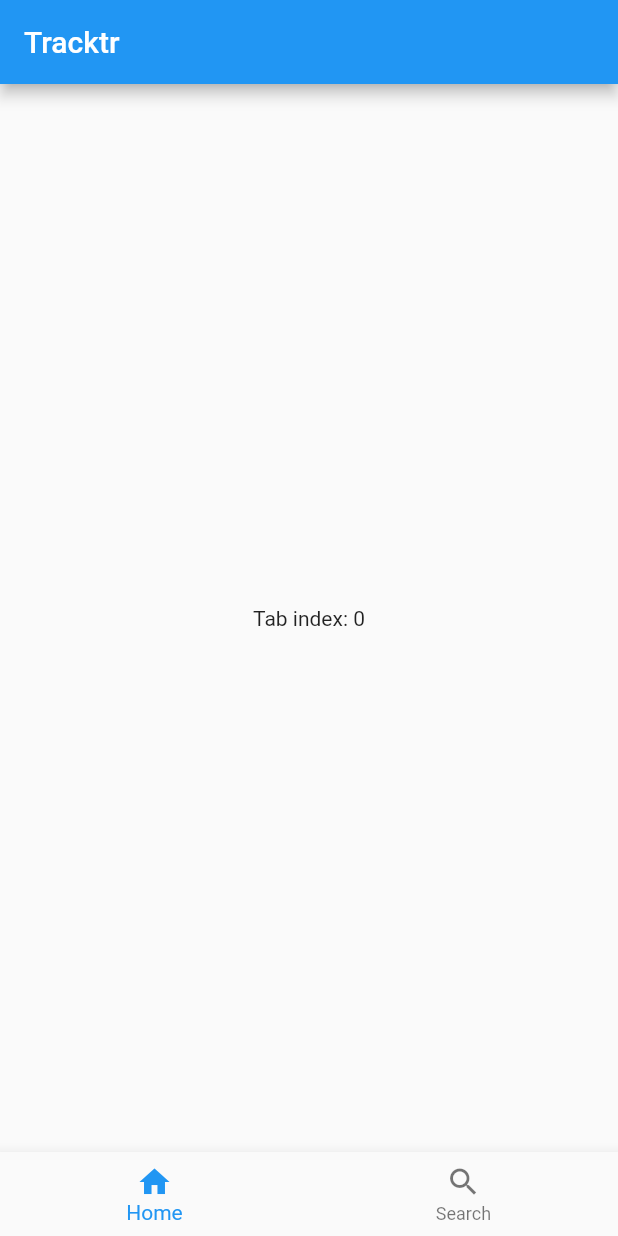
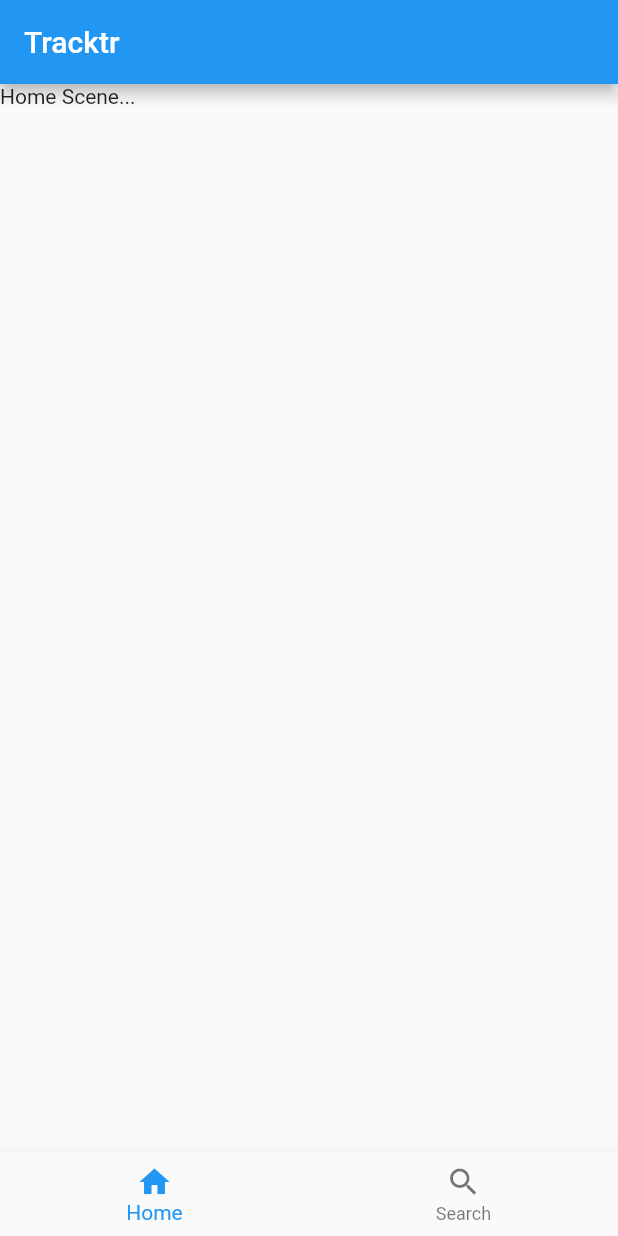
Before and after one commit to Tracktr/flutter_experiment, a Flutter app: the screen it shows after launch, on a phone screen of 412 x 824 dp. Run offline on Flutter 3.47's test engine with Material 2 defaults, Android fonts, the phone set to English and light mode, and no system bars.

Commit message:
add home and search scene

```diff
--- a/lib/app/root_scene.dart
+++ b/lib/app/root_scene.dart
@@ -1,4 +1,6 @@
 import 'package:flutter/material.dart';
+import 'package:flutter_experiment/home/home_scene.dart';
+import 'package:flutter_experiment/search/search_scene.dart';
 
 class RootScene extends StatefulWidget {
   const RootScene({super.key});
@@ -16,8 +18,12 @@ class _RootSceneState extends State<RootScene> {
       appBar: AppBar(
         title: const Text("Tracktr"),
       ),
-      body: Center(
-        child: Text("Tab index: $_tabIndex"),
+      body: IndexedStack(
+        index: _tabIndex,
+        children: const [
+          HomeScene(),
+          SearchScene(),
+        ],
       ),
       bottomNavigationBar: BottomNavigationBar(
         currentIndex: _tabIndex,
--- /dev/null
+++ b/lib/home/home_scene.dart
@@ -0,0 +1,10 @@
+import 'package:flutter/material.dart';
+
+class HomeScene extends StatelessWidget {
+  const HomeScene({super.key});
+
+  @override
+  Widget build(BuildContext context) {
+    return const Text("Home Scene...");
+  }
+}
--- /dev/null
+++ b/lib/search/search_scene.dart
@@ -0,0 +1,10 @@
+import 'package:flutter/material.dart';
+
+class SearchScene extends StatelessWidget {
+  const SearchScene({super.key});
+
+  @override
+  Widget build(BuildContext context) {
+    return const Text("Search Scene...");
+  }
+}
```
